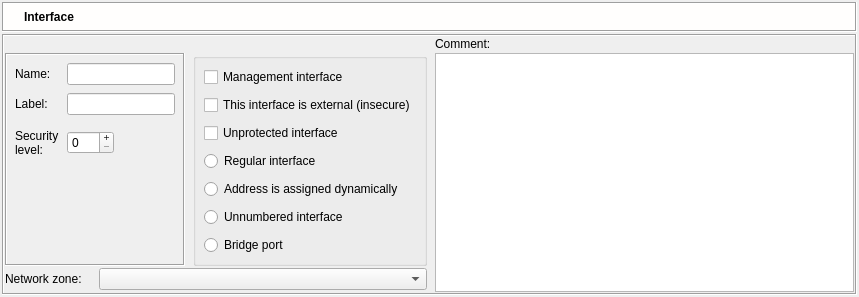
First picture: the form in src/gui/interfacedialog_q.ui, repository fwbuilder/fwbuilder, before the edit.
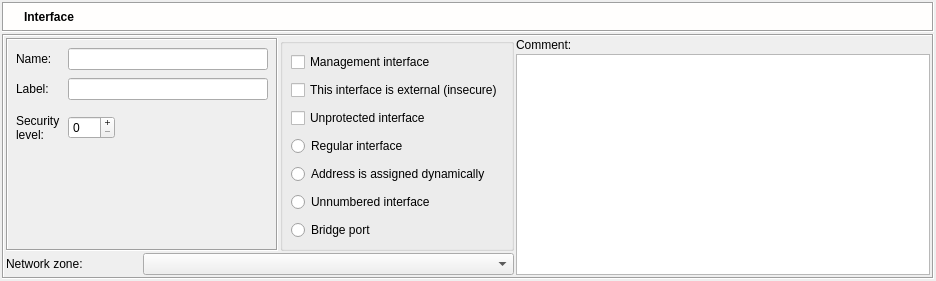
Second picture: the form after the edit. Icons and pictures are not drawn.

Patch:
```diff
--- a/src/gui/interfacedialog_q.ui
+++ b/src/gui/interfacedialog_q.ui
@@ -8,8 +8,8 @@
    <rect>
     <x>0</x>
     <y>0</y>
-    <width>859</width>
-    <height>297</height>
+    <width>936</width>
+    <height>268</height>
    </rect>
   </property>
   <property name="sizePolicy" >
@@ -226,55 +226,14 @@
         <enum>QFrame::Sunken</enum>
        </property>
        <layout class="QGridLayout" >
-        <property name="leftMargin" >
-         <number>1</number>
-        </property>
-        <property name="topMargin" >
-         <number>1</number>
-        </property>
-        <property name="rightMargin" >
-         <number>1</number>
-        </property>
-        <property name="bottomMargin" >
-         <number>1</number>
-        </property>
-        <property name="horizontalSpacing" >
-         <number>8</number>
-        </property>
-        <property name="verticalSpacing" >
-         <number>2</number>
-        </property>
-        <item row="0" column="3" >
-         <widget class="QLabel" name="textLabel2" >
-          <property name="text" >
-           <string>Comment:</string>
-          </property>
-          <property name="wordWrap" >
-           <bool>false</bool>
-          </property>
-         </widget>
-        </item>
-        <item rowspan="3" row="1" column="3" >
-         <widget class="QTextEdit" name="comment" >
-          <property name="sizePolicy" >
-           <sizepolicy vsizetype="MinimumExpanding" hsizetype="Expanding" >
-            <horstretch>0</horstretch>
-            <verstretch>100</verstretch>
-           </sizepolicy>
-          </property>
-          <property name="minimumSize" >
-           <size>
-            <width>200</width>
-            <height>0</height>
-           </size>
-          </property>
-          <property name="tabChangesFocus" >
-           <bool>true</bool>
-          </property>
-         </widget>
-        </item>
-        <item row="1" column="0" colspan="2" >
+        <item rowspan="2" row="0" column="0" colspan="2" >
          <widget class="QFrame" name="frame26" >
+          <property name="sizePolicy" >
+           <sizepolicy vsizetype="Expanding" hsizetype="Preferred" >
+            <horstretch>0</horstretch>
+            <verstretch>0</verstretch>
+           </sizepolicy>
+          </property>
           <property name="frameShape" >
            <enum>QFrame::Box</enum>
           </property>
@@ -373,7 +332,7 @@
             <widget class="QLineEdit" name="obj_name" >
              <property name="minimumSize" >
               <size>
-               <width>0</width>
+               <width>200</width>
                <height>0</height>
               </size>
              </property>
@@ -398,34 +357,10 @@
           </layout>
          </widget>
         </item>
-        <item row="2" column="1" colspan="2" >
-         <widget class="QComboBox" name="netzone" >
-          <property name="toolTip" >
-           <string>&lt;p>Network zone consists of hosts and networks that can be reached through this interface of the firewall. Subnet to which this interface is directly attached must be part of its network zone. Other subnets reachable by means of routing should alse be added to the network zone.
-&lt;br>
-If network zone for this interface consists of only one subnet, you can simply choose that network's object in the pull-down below. If your network zone should include multiple subnets, you need to create an Object Group, then put all hosts and networks which are going to be part of the network zone into that group and finally choose this group in the pull-down below.&lt;/p></string>
-          </property>
-          <property name="whatsThis" >
-           <string>&lt;p>Network zone consists of hosts and networks that can be reached through this interface of the firewall. Subnet to which this interface is directly attached must be part of its network zone. Other subnets reachable by means of routing should alse be added to the network zone.
-&lt;br>
-If network zone for this interface consists of only one subnet, you can simply choose that network's object in the pull-down below. If your network zone should include multiple subnets, you need to create an Object Group, then put all hosts and networks which are going to be part of the network zone into that group and finally choose this group in the pull-down below.&lt;/p></string>
-          </property>
-         </widget>
-        </item>
-        <item row="2" column="0" >
-         <widget class="QLabel" name="netzoneLabel" >
-          <property name="text" >
-           <string>Network zone:</string>
-          </property>
-          <property name="wordWrap" >
-           <bool>false</bool>
-          </property>
-         </widget>
-        </item>
-        <item row="1" column="2" >
+        <item rowspan="2" row="0" column="2" >
          <widget class="QGroupBox" name="buttonGroup1" >
           <property name="sizePolicy" >
-           <sizepolicy vsizetype="Preferred" hsizetype="Preferred" >
+           <sizepolicy vsizetype="Expanding" hsizetype="Preferred" >
             <horstretch>0</horstretch>
             <verstretch>0</verstretch>
            </sizepolicy>
@@ -447,7 +382,7 @@
             <number>8</number>
            </property>
            <property name="horizontalSpacing" >
-            <number>1</number>
+            <number>8</number>
            </property>
            <property name="verticalSpacing" >
             <number>8</number>
@@ -516,6 +451,65 @@
           </layout>
          </widget>
         </item>
+        <item row="0" column="3" >
+         <widget class="QLabel" name="textLabel2" >
+          <property name="sizePolicy" >
+           <sizepolicy vsizetype="Fixed" hsizetype="Preferred" >
+            <horstretch>0</horstretch>
+            <verstretch>0</verstretch>
+           </sizepolicy>
+          </property>
+          <property name="text" >
+           <string>Comment:</string>
+          </property>
+          <property name="wordWrap" >
+           <bool>false</bool>
+          </property>
+         </widget>
+        </item>
+        <item rowspan="2" row="1" column="3" >
+         <widget class="QTextEdit" name="comment" >
+          <property name="sizePolicy" >
+           <sizepolicy vsizetype="Expanding" hsizetype="Expanding" >
+            <horstretch>0</horstretch>
+            <verstretch>100</verstretch>
+           </sizepolicy>
+          </property>
+          <property name="minimumSize" >
+           <size>
+            <width>200</width>
+            <height>0</height>
+           </size>
+          </property>
+          <property name="tabChangesFocus" >
+           <bool>true</bool>
+          </property>
+         </widget>
+        </item>
+        <item row="2" column="0" >
+         <widget class="QLabel" name="netzoneLabel" >
+          <property name="text" >
+           <string>Network zone:</string>
+          </property>
+          <property name="wordWrap" >
+           <bool>false</bool>
+          </property>
+         </widget>
+        </item>
+        <item row="2" column="1" colspan="2" >
+         <widget class="QComboBox" name="netzone" >
+          <property name="toolTip" >
+           <string>&lt;p>Network zone consists of hosts and networks that can be reached through this interface of the firewall. Subnet to which this interface is directly attached must be part of its network zone. Other subnets reachable by means of routing should alse be added to the network zone.
+&lt;br>
+If network zone for this interface consists of only one subnet, you can simply choose that network's object in the pull-down below. If your network zone should include multiple subnets, you need to create an Object Group, then put all hosts and networks which are going to be part of the network zone into that group and finally choose this group in the pull-down below.&lt;/p></string>
+          </property>
+          <property name="whatsThis" >
+           <string>&lt;p>Network zone consists of hosts and networks that can be reached through this interface of the firewall. Subnet to which this interface is directly attached must be part of its network zone. Other subnets reachable by means of routing should alse be added to the network zone.
+&lt;br>
+If network zone for this interface consists of only one subnet, you can simply choose that network's object in the pull-down below. If your network zone should include multiple subnets, you need to create an Object Group, then put all hosts and networks which are going to be part of the network zone into that group and finally choose this group in the pull-down below.&lt;/p></string>
+          </property>
+         </widget>
+        </item>
        </layout>
       </widget>
      </item>
```
